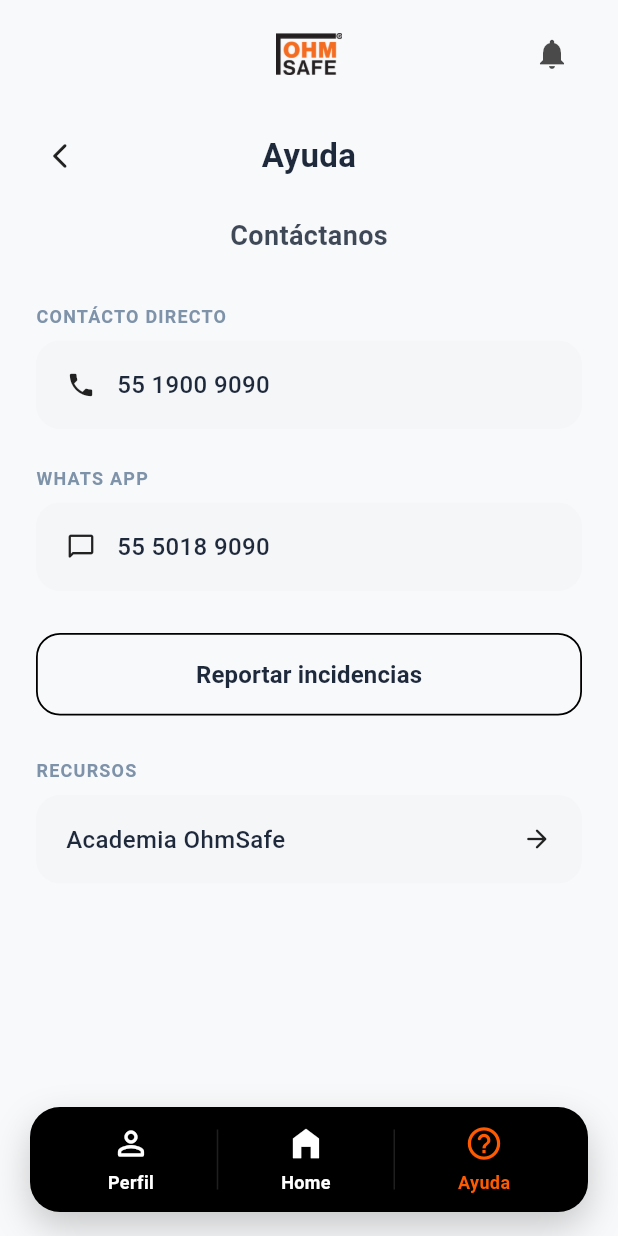
After one commit to carlosm-OS/OhmSafe-APP-Instaladores, a Flutter app: the screen it shows after launch, item 3 of the bottom bar chosen, on a phone screen of 412 x 824 dp. The commit adds this screen. Run offline on Flutter 3.47's test engine with Material 3 defaults, Android fonts, the phone set to English and light mode, and no system bars; network calls fail; Roboto replaces fonts that are missing (System).

Commit message:
ajustes a help_sceen

```diff
--- /dev/null
+++ b/lib/screens/help_screen.dart
@@ -0,0 +1,429 @@
+import 'package:flutter/material.dart';
+import 'package:url_launcher/url_launcher.dart';
+import '../widgets/app_bottom_nav.dart';
+
+class HelpScreen extends StatelessWidget {
+  const HelpScreen({super.key});
+
+  // Helper method to launch URLs safely
+  Future<void> _launchURL(BuildContext context, String urlString) async {
+    final Uri url = Uri.parse(urlString);
+    try {
+      if (await canLaunchUrl(url)) {
+        await launchUrl(url, mode: LaunchMode.externalApplication);
+      } else {
+        throw 'Could not launch $urlString';
+      }
+    } catch (e) {
+      debugPrint('Error launching URL: $e');
+      if (context.mounted) {
+        ScaffoldMessenger.of(context).showSnackBar(
+          SnackBar(
+            content: Text('No se pudo abrir el enlace: $urlString'),
+            backgroundColor: Colors.redAccent,
+          ),
+        );
+      }
+    }
+  }
+
+  // Bottom sheet modal to capture reports
+  void _showReportIncidentDialog(BuildContext context) {
+    final theme = Theme.of(context);
+    final isDark = theme.brightness == Brightness.dark;
+    final reportController = TextEditingController();
+
+    showModalBottomSheet(
+      context: context,
+      isScrollControlled: true,
+      backgroundColor: theme.cardColor,
+      shape: const RoundedRectangleBorder(
+        borderRadius: BorderRadius.vertical(top: Radius.circular(24)),
+      ),
+      builder: (BuildContext context) {
+        return Padding(
+          padding: EdgeInsets.fromLTRB(
+            24,
+            24,
+            24,
+            MediaQuery.of(context).viewInsets.bottom + 24,
+          ),
+          child: Column(
+            mainAxisSize: MainAxisSize.min,
+            crossAxisAlignment: CrossAxisAlignment.start,
+            children: [
+              Row(
+                mainAxisAlignment: MainAxisAlignment.spaceBetween,
+                children: [
+                  Text(
+                    "Reportar incidencia",
+                    style: TextStyle(
+                      fontSize: 18,
+                      fontWeight: FontWeight.bold,
+                      color: theme.textTheme.bodyLarge?.color,
+                    ),
+                  ),
+                  IconButton(
+                    onPressed: () => Navigator.pop(context),
+                    icon: const Icon(Icons.close_rounded),
+                    visualDensity: VisualDensity.compact,
+                  ),
+                ],
+              ),
+              const SizedBox(height: 12),
+              TextField(
+                controller: reportController,
+                maxLines: 4,
+                style: TextStyle(color: theme.textTheme.bodyLarge?.color),
+                decoration: InputDecoration(
+                  hintText: "Escribe aquí los detalles del reporte...",
+                  hintStyle: TextStyle(
+                    color: theme.textTheme.bodyMedium?.color?.withOpacity(0.5),
+                  ),
+                  filled: true,
+                  fillColor: isDark ? const Color(0xFF1E293B) : const Color(0xFFF1F5F9),
+                  border: OutlineInputBorder(
+                    borderRadius: BorderRadius.circular(12),
+                    borderSide: BorderSide.none,
+                  ),
+                  contentPadding: const EdgeInsets.all(16),
+                ),
+              ),
+              const SizedBox(height: 20),
+              SizedBox(
+                width: double.infinity,
+                child: ElevatedButton(
+                  onPressed: () {
+                    final reportText = reportController.text.trim();
+                    if (reportText.isNotEmpty) {
+                      debugPrint("Reporte de incidencia enviado: $reportText");
+                      Navigator.pop(context); // Close bottom sheet
+                      ScaffoldMessenger.of(context).showSnackBar(
+                        const SnackBar(
+                          content: Text(
+                            "Reporte enviado correctamente",
+                            style: TextStyle(fontWeight: FontWeight.bold),
+                          ),
+                          backgroundColor: Color(0xFFFF5A00),
+                        ),
+                      );
+                    } else {
+                      ScaffoldMessenger.of(context).showSnackBar(
+                        const SnackBar(
+                          content: Text("Por favor, describe la incidencia."),
+                          backgroundColor: Colors.redAccent,
+                        ),
+                      );
+                    }
+                  },
+                  style: ElevatedButton.styleFrom(
+                    backgroundColor: const Color(0xFFFF5A00),
+                    foregroundColor: Colors.white,
+                    padding: const EdgeInsets.symmetric(vertical: 16),
+                    shape: RoundedRectangleBorder(
+                      borderRadius: BorderRadius.circular(16),
+                    ),
+                    elevation: 0,
+                  ),
+                  child: const Text(
+                    "Enviar reporte",
+                    style: TextStyle(fontSize: 16, fontWeight: FontWeight.bold),
+                  ),
+                ),
+              ),
+            ],
+          ),
+        );
+      },
+    );
+  }
+
+  @override
+  Widget build(BuildContext context) {
+    final theme = Theme.of(context);
+    final isDark = theme.brightness == Brightness.dark;
+
+    // Harmonious Colors
+    final labelColor = isDark ? const Color(0xFF94A3B8) : const Color(0xFF7E92A9);
+    final cardBgColor = isDark ? const Color(0xFF1E293B) : const Color(0xFFF5F6F8);
+    final textStyle = TextStyle(
+      fontSize: 16,
+      fontWeight: FontWeight.w500,
+      color: theme.textTheme.bodyLarge?.color,
+    );
+
+    return Scaffold(
+      backgroundColor: theme.scaffoldBackgroundColor,
+      body: Stack(
+        children: [
+          SafeArea(
+            bottom: false,
+            child: Column(
+              crossAxisAlignment: CrossAxisAlignment.stretch,
+              children: [
+                // Top Header: Logo and Notification Bell
+                Padding(
+                  padding: const EdgeInsets.symmetric(horizontal: 20, vertical: 12),
+                  child: Stack(
+                    alignment: Alignment.center,
+                    children: [
+                      Image.asset(
+                        isDark ? 'assets/assets/logo_white.png' : 'assets/assets/logo_light.png',
+                        height: 28,
+                        fit: BoxFit.contain,
+                        errorBuilder: (context, error, stackTrace) => Row(
+                          mainAxisSize: MainAxisSize.min,
+                          children: [
+                            Text(
+                              "OHM",
+                              style: TextStyle(
+                                fontWeight: FontWeight.w900,
+                                color: theme.textTheme.bodyLarge?.color,
+                              ),
+                            ),
+                            const Text(
+                              "SAFE",
+                              style: TextStyle(
+                                fontWeight: FontWeight.w900,
+                                color: Color(0xFFFF5A00),
+                              ),
+                            ),
+                          ],
+                        ),
+                      ),
+                      Align(
+                        alignment: Alignment.centerRight,
+                        child: IconButton(
+                          onPressed: () {},
+                          icon: Icon(
+                            Icons.notifications,
+                            color: theme.iconTheme.color?.withOpacity(0.7),
+                          ),
+                        ),
+                      ),
+                    ],
+                  ),
+                ),
+
+                // Back chevron and Centered Title Row
+                Padding(
+                  padding: const EdgeInsets.symmetric(horizontal: 16, vertical: 8),
+                  child: SizedBox(
+                    height: 48,
+                    child: Stack(
+                      alignment: Alignment.center,
+                      children: [
+                        Container(
+                          width: double.infinity,
+                          alignment: Alignment.center,
+                          child: Text(
+                            "Ayuda",
+                            textAlign: TextAlign.center,
+                            style: TextStyle(
+                              fontSize: 22,
+                              fontWeight: FontWeight.w700,
+                              color: theme.textTheme.titleLarge?.color,
+                            ),
+                          ),
+                        ),
+                        Align(
+                          alignment: Alignment.centerLeft,
+                          child: IconButton(
+                            onPressed: () => Navigator.pop(context),
+                            style: IconButton.styleFrom(
+                              padding: const EdgeInsets.all(6),
+                              shape: const CircleBorder(),
+                            ),
+                            icon: Icon(
+                              Icons.arrow_back_ios_new_rounded,
+                              size: 20,
+                              color: theme.iconTheme.color,
+                            ),
+                          ),
+                        ),
+                      ],
+                    ),
+                  ),
+                ),
+
+                // Scrollable Content
+                Expanded(
+                  child: SingleChildScrollView(
+                    physics: const BouncingScrollPhysics(),
+                    padding: const EdgeInsets.fromLTRB(24, 8, 24, 110),
+                    child: Column(
+                      crossAxisAlignment: CrossAxisAlignment.stretch,
+                      children: [
+                        // Subtitle
+                        Center(
+                          child: Text(
+                            "Contáctanos",
+                            style: TextStyle(
+                              fontSize: 18,
+                              fontWeight: FontWeight.w600,
+                              color: theme.textTheme.bodyLarge?.color?.withOpacity(0.85),
+                            ),
+                          ),
+                        ),
+                        const SizedBox(height: 32),
+
+                        // Direct Contact Section
+                        Text(
+                          "CONTÁCTO DIRECTO",
+                          style: TextStyle(
+                            fontSize: 12,
+                            fontWeight: FontWeight.bold,
+                            letterSpacing: 0.8,
+                            color: labelColor,
+                          ),
+                        ),
+                        const SizedBox(height: 8),
+                        Material(
+                          color: Colors.transparent,
+                          child: InkWell(
+                            onTap: () => _launchURL(context, 'tel:5551991396'),
+                            borderRadius: BorderRadius.circular(16),
+                            child: Ink(
+                              padding: const EdgeInsets.symmetric(horizontal: 20, vertical: 18),
+                              decoration: BoxDecoration(
+                                color: cardBgColor,
+                                borderRadius: BorderRadius.circular(16),
+                              ),
+                              child: Row(
+                                children: [
+                                  Icon(
+                                    Icons.phone,
+                                    color: isDark ? Colors.white70 : Colors.black87,
+                                    size: 20,
+                                  ),
+                                  const SizedBox(width: 14),
+                                  Text(
+                                    "55 1900 9090",
+                                    style: textStyle,
+                                  ),
+                                ],
+                              ),
+                            ),
+                          ),
+                        ),
+                        const SizedBox(height: 24),
+
+                        // WhatsApp Section
+                        Text(
+                          "WHATS APP",
+                          style: TextStyle(
+                            fontSize: 12,
+                            fontWeight: FontWeight.bold,
+                            letterSpacing: 0.8,
+                            color: labelColor,
+                          ),
+                        ),
+                        const SizedBox(height: 8),
+                        Material(
+                          color: Colors.transparent,
+                          child: InkWell(
+                            onTap: () => _launchURL(context, 'https://wa.me/5551991396'),
+                            borderRadius: BorderRadius.circular(16),
+                            child: Ink(
+                              padding: const EdgeInsets.symmetric(horizontal: 20, vertical: 18),
+                              decoration: BoxDecoration(
+                                color: cardBgColor,
+                                borderRadius: BorderRadius.circular(16),
+                              ),
+                              child: Row(
+                                children: [
+                                  Icon(
+                                    Icons.chat_bubble_outline_rounded,
+                                    color: isDark ? Colors.white70 : Colors.black87,
+                                    size: 20,
+                                  ),
+                                  const SizedBox(width: 14),
+                                  Text(
+                                    "55 5018 9090",
+                                    style: textStyle,
+                                  ),
+                                ],
+                              ),
+                            ),
+                          ),
+                        ),
+                        const SizedBox(height: 28),
+
+                        // Report Incident Button
+                        OutlinedButton(
+                          onPressed: () => _showReportIncidentDialog(context),
+                          style: OutlinedButton.styleFrom(
+                            foregroundColor: theme.textTheme.bodyLarge?.color,
+                            side: BorderSide(
+                              color: isDark ? Colors.white30 : Colors.black,
+                              width: 1.2,
+                            ),
+                            padding: const EdgeInsets.symmetric(vertical: 16),
+                            shape: RoundedRectangleBorder(
+                              borderRadius: BorderRadius.circular(16),
+                            ),
+                          ),
+                          child: const Text(
+                            "Reportar incidencias",
+                            style: TextStyle(
+                              fontSize: 16,
+                              fontWeight: FontWeight.w600,
+                            ),
+                          ),
+                        ),
+                        const SizedBox(height: 28),
+
+                        // Resources Section
+                        Text(
+                          "RECURSOS",
+                          style: TextStyle(
+                            fontSize: 12,
+                            fontWeight: FontWeight.bold,
+                            letterSpacing: 0.8,
+                            color: labelColor,
+                          ),
+                        ),
+                        const SizedBox(height: 8),
+                        Material(
+                          color: Colors.transparent,
+                          child: InkWell(
+                            onTap: () => _launchURL(context, 'https://academia.ohmsafe.com'),
+                            borderRadius: BorderRadius.circular(16),
+                            child: Ink(
+                              padding: const EdgeInsets.symmetric(horizontal: 20, vertical: 18),
+                              decoration: BoxDecoration(
+                                color: cardBgColor,
+                                borderRadius: BorderRadius.circular(16),
+                              ),
+                              child: Row(
+                                mainAxisAlignment: MainAxisAlignment.spaceBetween,
+                                children: [
+                                  Text(
+                                    "Academia OhmSafe",
+                                    style: textStyle,
+                                  ),
+                                  Icon(
+                                    Icons.arrow_forward_rounded,
+                                    color: isDark ? Colors.white60 : Colors.black87,
+                                    size: 20,
+                                  ),
+                                ],
+                              ),
+                            ),
+                          ),
+                        ),
+                      ],
+                    ),
+                  ),
+                ),
+              ],
+            ),
+          ),
+
+          // Shared bottom navigation bar overlay
+          const AppBottomNav(currentTab: "Ayuda"),
+        ],
+      ),
+    );
+  }
+}
--- a/lib/widgets/app_bottom_nav.dart
+++ b/lib/widgets/app_bottom_nav.dart
@@ -1,7 +1,9 @@
 import 'package:flutter/material.dart';
+import '../screens/help_screen.dart';
 
 class AppBottomNav extends StatelessWidget {
-  const AppBottomNav({super.key});
+  final String currentTab;
+  const AppBottomNav({super.key, this.currentTab = "Home"});
 
   @override
   Widget build(BuildContext context) {
@@ -22,20 +24,43 @@ class AppBottomNav extends StatelessWidget {
         child: Row(
           mainAxisAlignment: MainAxisAlignment.spaceEvenly,
           children: [
-            _buildNavItem(Icons.person_outline_rounded, "Perfil", false),
+            _buildNavItem(context, Icons.person_outline_rounded, "Perfil", currentTab == "Perfil"),
             const VerticalDivider(width: 1, color: Colors.white12, indent: 15, endIndent: 15),
-            _buildNavItem(Icons.home_filled, "Home", true),
+            _buildNavItem(context, Icons.home_filled, "Home", currentTab == "Home"),
             const VerticalDivider(width: 1, color: Colors.white12, indent: 15, endIndent: 15),
-            _buildNavItem(Icons.help_outline_rounded, "Ayuda", false),
+            _buildNavItem(context, Icons.help_outline_rounded, "Ayuda", currentTab == "Ayuda"),
           ],
         ),
       ),
     );
   }
 
-  Widget _buildNavItem(IconData icon, String label, bool isSelected) {
+  Widget _buildNavItem(BuildContext context, IconData icon, String label, bool isSelected) {
     final color = isSelected ? const Color(0xFFFF5A00) : Colors.white;
-    return Column(
+    return GestureDetector(
+      onTap: () {
+        if (label == "Ayuda" && currentTab != "Ayuda") {
+          Navigator.push(
+            context,
+            PageRouteBuilder(
+              pageBuilder: (context, animation, secondaryAnimation) => const HelpScreen(),
+              transitionsBuilder: (context, animation, secondaryAnimation, child) {
+                return FadeTransition(opacity: animation, child: child);
+              },
+              transitionDuration: const Duration(milliseconds: 200),
+            ),
+          );
+        } else if (label == "Home" && currentTab != "Home") {
+          Navigator.popUntil(context, (route) => route.isFirst);
+        } else if (label == "Perfil" && currentTab != "Perfil") {
+          // El perfil es parte de la pantalla de Home
+          Navigator.popUntil(context, (route) => route.isFirst);
+        }
+      },
+      behavior: HitTestBehavior.opaque,
+      child: Padding(
+        padding: const EdgeInsets.symmetric(horizontal: 16),
+        child: Column(
           mainAxisAlignment: MainAxisAlignment.center,
           children: [
             Icon(icon, color: color, size: 26),
@@ -45,6 +70,8 @@ class AppBottomNav extends StatelessWidget {
               style: TextStyle(color: color, fontSize: 12, fontWeight: FontWeight.w600),
             ),
           ],
+        ),
+      ),
     );
   }
 }
--- a/pubspec.yaml
+++ b/pubspec.yaml
@@ -34,6 +34,7 @@ dependencies:
   # The following adds the Cupertino Icons font to your application.
   # Use with the CupertinoIcons class for iOS style icons.
   cupertino_icons: ^1.0.8
+  url_launcher: ^6.2.5
 
 dev_dependencies:
   flutter_test:
```
Also changed, not shown: pubspec.lock, 5 other files. Lines whose indentation alone changed are shown as unchanged.
